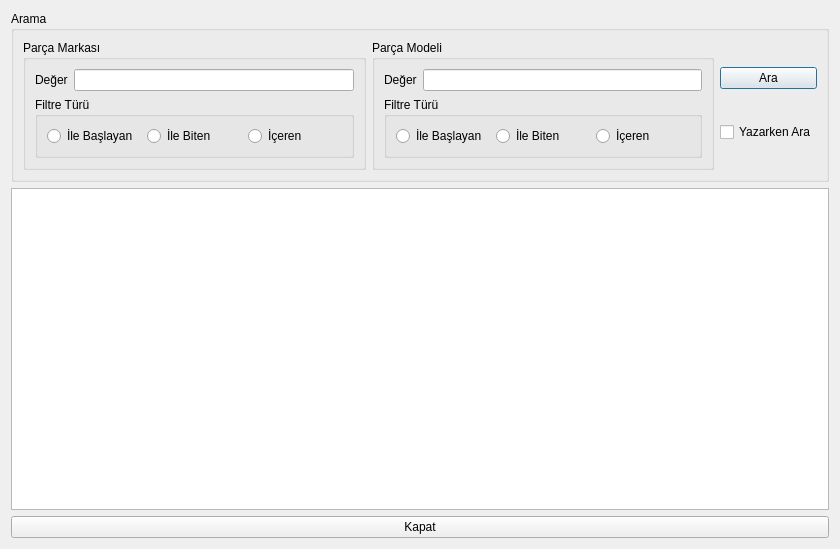
The window that Desktop/tekno_market2/TKN_Market/UI/ListeFormlari/tknekrankartliste.ui (asirkacar/okulprojesi) describes before a commit, drawn with Qt 5.
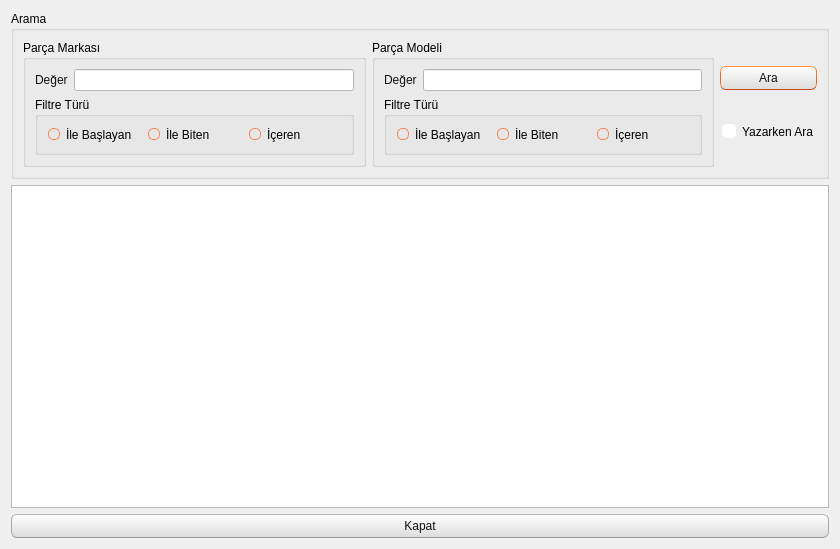
The same window after the commit. Icons and pictures are not drawn.

Patch:
```diff
--- a/Desktop/tekno_market2/TKN_Market/UI/ListeFormlari/tknekrankartliste.ui
+++ b/Desktop/tekno_market2/TKN_Market/UI/ListeFormlari/tknekrankartliste.ui
@@ -13,6 +13,503 @@
   <property name="windowTitle">
    <string>Dialog</string>
   </property>
+  <property name="styleSheet">
+   <string notr="true">/*
+Ubuntu Style Sheet for QT Applications
+Author: Jaime A. Quiroga P.
+Company: GTRONICK
+Last updated: 09/10/2019 (dd/mm/yyyy), 12:31.
+Available at: https://github.com/GTRONICK/QSS/blob/master/Ubuntu.qss
+*/
+QMainWindow {
+	background-color:#f0f0f0;
+}
+QCheckBox {
+	padding:2px;
+}
+QCheckBox:hover {
+	border:1px solid rgb(255,150,60);
+	border-radius:4px;
+	padding: 1px;
+	background-color:qlineargradient(spread:pad, x1:0.5, y1:1, x2:0.5, y2:0, stop:0 rgba(190, 90, 50, 50), stop:1 rgba(250, 130, 40, 50));
+}
+QCheckBox::indicator:checked {
+	border:1px solid rgb(246, 134, 86);
+	border-radius:4px;
+  	background-color:rgb(246, 134, 86)
+}
+QCheckBox::indicator:unchecked {
+	border-width:1px solid rgb(246, 134, 86);
+	border-radius:4px;
+  	background-color:rgb(255,255,255);
+}
+QColorDialog {
+	background-color:#f0f0f0;
+}
+QComboBox {
+	color:rgb(81,72,65);
+	background: #ffffff;
+}
+QComboBox:editable {
+	selection-color:rgb(81,72,65);
+	selection-background-color: #ffffff;
+}
+QComboBox QAbstractItemView {
+	selection-color: #ffffff;
+	selection-background-color: rgb(246, 134, 86);
+}
+QComboBox:!editable:on, QComboBox::drop-down:editable:on {
+	color:  #1e1d23;	
+}
+QDateTimeEdit, QDateEdit, QDoubleSpinBox, QFontComboBox {
+	color:rgb(81,72,65);
+	background-color: #ffffff;
+}
+
+QDialog {
+	background-color:#f0f0f0;
+}
+
+QLabel,QLineEdit {
+	color:rgb(17,17,17);
+}
+QLineEdit {
+	background-color:rgb(255,255,255);
+	selection-background-color:rgb(236,116,64);
+}
+QMenuBar {
+	color:rgb(223,219,210);
+	background-color:rgb(65,64,59);
+}
+QMenuBar::item {
+	padding-top:4px;
+	padding-left:4px;
+	padding-right:4px;
+	color:rgb(223,219,210);
+	background-color:rgb(65,64,59);
+}
+QMenuBar::item:selected {
+	color:rgb(255,255,255);
+	padding-top:2px;
+	padding-left:2px;
+	padding-right:2px;
+	border-top-width:2px;
+	border-left-width:2px;
+	border-right-width:2px;
+	border-top-right-radius:4px;
+	border-top-left-radius:4px;
+	border-style:solid;
+	background-color:rgb(65,64,59);
+	border-top-color: rgb(47,47,44);
+	border-right-color: qlineargradient(spread:pad, x1:0, y1:1, x2:1, y2:0, stop:0 rgba(90, 87, 78, 255), stop:1 rgba(47,47,44, 255));
+	border-left-color:  qlineargradient(spread:pad, x1:1, y1:0, x2:0, y2:0, stop:0 rgba(90, 87, 78, 255), stop:1 rgba(47,47,44, 255));
+}
+QMenu {
+	color:rgb(223,219,210);
+	background-color:rgb(65,64,59);
+}
+QMenu::item {
+	color:rgb(223,219,210);
+	padding:4px 10px 4px 20px;
+}
+QMenu::item:selected {
+	color:rgb(255,255,255);
+	background-color: qlineargradient(spread:pad, x1:0.5, y1:1, x2:0.5, y2:0, stop:0 rgba(225, 108, 54, 255), stop:1 rgba(246, 134, 86, 255));
+	border-style:solid;
+	border-width:3px;
+	padding:4px 7px 4px 17px;
+	border-bottom-color:qlineargradient(spread:pad, x1:0.5, y1:1, x2:0.5, y2:0, stop:0 rgba(175,85,48,255), stop:1 rgba(236,114,67, 255));
+	border-top-color:qlineargradient(spread:pad, x1:0.5, y1:1, x2:0.5, y2:0, stop:0 rgba(253,156,113,255), stop:1 rgba(205,90,46, 255));
+	border-right-color:qlineargradient(spread:pad, x1:0, y1:0.5, x2:1, y2:0.5, stop:0 rgba(253,156,113,255), stop:1 rgba(205,90,46, 255));
+	border-left-color:qlineargradient(spread:pad, x1:1, y1:0.5, x2:0, y2:0.5, stop:0 rgba(253,156,113,255), stop:1 rgba(205,90,46, 255));
+}
+QPlainTextEdit {
+	border-width: 1px solid transparent;
+	color:rgb(17,17,17);
+	selection-background-color:rgb(236,116,64);
+}
+QProgressBar {
+	text-align: center;
+	color: rgb(0, 0, 0);
+	border: 1px inset rgb(150,150,150); 
+	border-radius: 10px;
+	background-color:rgb(221,221,219);
+}
+QProgressBar::chunk:horizontal {
+	background-color: qlineargradient(spread:pad, x1:0.5, y1:1, x2:0.5, y2:0, stop:0 rgba(225, 108, 54, 255), stop:1 rgba(246, 134, 86, 255));
+	border:1px solid;
+	border-radius:8px;
+	border-bottom-color:qlineargradient(spread:pad, x1:0.5, y1:1, x2:0.5, y2:0, stop:0 rgba(175,85,48,255), stop:1 rgba(236,114,67, 255));
+	border-top-color:qlineargradient(spread:pad, x1:0.5, y1:1, x2:0.5, y2:0, stop:0 rgba(253,156,113,255), stop:1 rgba(205,90,46, 255));
+	border-right-color:qlineargradient(spread:pad, x1:0, y1:0.5, x2:1, y2:0.5, stop:0 rgba(253,156,113,255), stop:1 rgba(205,90,46, 255));
+	border-left-color:qlineargradient(spread:pad, x1:1, y1:0.5, x2:0, y2:0.5, stop:0 rgba(253,156,113,255), stop:1 rgba(205,90,46, 255));
+}
+QPushButton{
+	color:rgb(17,17,17);
+	border-width: 1px;
+	border-radius: 6px;
+	border-bottom-color: rgb(150,150,150);
+	border-right-color: rgb(165,165,165);
+	border-left-color: rgb(165,165,165);
+	border-top-color: rgb(180,180,180);
+	border-style: solid;
+	padding: 4px;
+	background-color: qlineargradient(spread:pad, x1:0.5, y1:1, x2:0.5, y2:0, stop:0 rgba(220, 220, 220, 255), stop:1 rgba(255, 255, 255, 255));
+}
+QPushButton:hover{
+	color:rgb(17,17,17);
+	border-width: 1px;
+	border-radius:6px;
+	border-top-color: rgb(255,150,60);
+	border-right-color: qlineargradient(spread:pad, x1:0, y1:1, x2:1, y2:0, stop:0 rgba(200, 70, 20, 255), stop:1 rgba(255,150,60, 255));
+	border-left-color:  qlineargradient(spread:pad, x1:1, y1:0, x2:0, y2:0, stop:0 rgba(200, 70, 20, 255), stop:1 rgba(255,150,60, 255));
+	border-bottom-color: rgb(200,70,20);
+	border-style: solid;
+	padding: 2px;
+	background-color: qlineargradient(spread:pad, x1:0.5, y1:1, x2:0.5, y2:0, stop:0 rgba(220, 220, 220, 255), stop:1 rgba(255, 255, 255, 255));
+}
+QPushButton:default{
+	color:rgb(17,17,17);
+	border-width: 1px;
+	border-radius:6px;
+	border-top-color: rgb(255,150,60);
+	border-right-color: qlineargradient(spread:pad, x1:0, y1:1, x2:1, y2:0, stop:0 rgba(200, 70, 20, 255), stop:1 rgba(255,150,60, 255));
+	border-left-color:  qlineargradient(spread:pad, x1:1, y1:0, x2:0, y2:0, stop:0 rgba(200, 70, 20, 255), stop:1 rgba(255,150,60, 255));
+	border-bottom-color: rgb(200,70,20);
+	border-style: solid;
+	padding: 2px;
+	background-color: qlineargradient(spread:pad, x1:0.5, y1:1, x2:0.5, y2:0, stop:0 rgba(220, 220, 220, 255), stop:1 rgba(255, 255, 255, 255));
+}
+QPushButton:pressed{
+	color:rgb(17,17,17);
+	border-width: 1px;
+	border-radius: 6px;
+	border-width: 1px;
+	border-top-color: rgba(255,150,60,200);
+	border-right-color: qlineargradient(spread:pad, x1:0, y1:1, x2:1, y2:0, stop:0 rgba(200, 70, 20, 255), stop:1 rgba(255,150,60, 200));
+	border-left-color:  qlineargradient(spread:pad, x1:1, y1:0, x2:0, y2:0, stop:0 rgba(200, 70, 20, 255), stop:1 rgba(255,150,60, 200));
+	border-bottom-color: rgba(200,70,20,200);
+	border-style: solid;
+	padding: 2px;
+	background-color: qlineargradient(spread:pad, x1:0.5, y1:0, x2:0.5, y2:1, stop:0 rgba(220, 220, 220, 255), stop:1 rgba(255, 255, 255, 255));
+}
+QPushButton:disabled{
+	color:rgb(174,167,159);
+	border-width: 1px;
+	border-radius: 6px;
+	background-color: qlineargradient(spread:pad, x1:0.5, y1:1, x2:0.5, y2:0, stop:0 rgba(200, 200, 200, 255), stop:1 rgba(230, 230, 230, 255));
+}
+QRadioButton {
+	padding: 1px;
+}
+QRadioButton::indicator:checked {
+	height: 10px;
+	width: 10px;
+	border-style:solid;
+	border-radius:5px;
+	border-width: 1px;
+	border-color: rgba(246, 134, 86, 255);
+	color: #a9b7c6;
+	background-color:rgba(246, 134, 86, 255);
+}
+QRadioButton::indicator:!checked {
+	height: 10px;
+	width: 10px;
+	border-style:solid;
+	border-radius:5px;
+	border-width: 1px;
+	border-color: rgb(246, 134, 86);
+	color: #a9b7c6;
+	background-color: transparent;
+}
+QScrollArea {
+	color: white;
+	background-color:#f0f0f0;
+}
+QSlider::groove {
+	border-style: solid;
+	border-width: 1px;
+	border-color: rgb(207,207,207);
+}
+QSlider::groove:horizontal {
+	height: 5px;
+	background: rgb(246, 134, 86);
+}
+QSlider::groove:vertical {
+	width: 5px;
+	background: rgb(246, 134, 86);
+}
+QSlider::handle:horizontal {
+	background: rgb(253,253,253);
+	border-style: solid;
+	border-width: 1px;
+	border-color: rgb(207,207,207);
+	width: 12px;
+	margin: -5px 0;
+	border-radius: 7px;
+}
+QSlider::handle:vertical {
+	background: rgb(253,253,253);
+	border-style: solid;
+	border-width: 1px;
+	border-color: rgb(207,207,207);
+	height: 12px;
+	margin: 0 -5px;
+	border-radius: 7px;
+}
+QSlider::add-page:horizontal, QSlider::add-page:vertical {
+ 	background: white;
+}
+QSlider::sub-page:horizontal, QSlider::sub-page:vertical {
+	background: rgb(246, 134, 86);
+}
+QStatusBar, QSpinBox {
+	color:rgb(81,72,65);
+}
+QSpinBox {
+	background-color: #ffffff;
+}
+QScrollBar:horizontal {
+	max-height: 20px;
+	border: 1px transparent;
+	margin: 0px 20px 0px 20px;
+}
+QScrollBar::handle:horizontal {
+	background: rgb(253,253,253);
+	border: 1px solid rgb(207,207,207);
+	border-radius: 7px;
+	min-width: 25px;
+}
+QScrollBar::handle:horizontal:hover {
+	background: rgb(253,253,253);
+	border: 1px solid rgb(255,150,60);
+	border-radius: 7px;
+	min-width: 25px;
+}
+QScrollBar::add-line:horizontal {
+  	border: 1px solid rgb(207,207,207);
+  	border-top-right-radius: 7px;
+  	border-top-left-radius: 7px;
+  	border-bottom-right-radius: 7px;
+  	background: rgb(255, 255, 255);
+  	width: 20px;
+  	subcontrol-position: right;
+  	subcontrol-origin: margin;
+}
+QScrollBar::add-line:horizontal:hover {
+  	border: 1px solid rgb(255,150,60);
+  	border-top-right-radius: 7px;
+  	border-top-left-radius: 7px;
+  	border-bottom-right-radius: 7px;
+  	background: rgb(255, 255, 255);
+  	width: 20px;
+  	subcontrol-position: right;
+  	subcontrol-origin: margin;
+}
+QScrollBar::add-line:horizontal:pressed {
+  	border: 1px solid grey;
+  	border-top-left-radius: 7px;
+  	border-top-right-radius: 7px;
+  	border-bottom-right-radius: 7px;
+  	background: rgb(231,231,231);
+  	width: 20px;
+  	subcontrol-position: right;
+  	subcontrol-origin: margin;
+}
+QScrollBar::sub-line:horizontal {
+  	border: 1px solid rgb(207,207,207);
+  	border-top-right-radius: 7px;
+  	border-top-left-radius: 7px;
+  	border-bottom-left-radius: 7px;
+  	background: rgb(255, 255, 255);
+  	width: 20px;
+  	subcontrol-position: left;
+  	subcontrol-origin: margin;
+}
+QScrollBar::sub-line:horizontal:hover {
+  	border: 1px solid rgb(255,150,60);
+  	border-top-right-radius: 7px;
+  	border-top-left-radius: 7px;
+  	border-bottom-left-radius: 7px;
+  	background: rgb(255, 255, 255);
+  	width: 20px;
+  	subcontrol-position: left;
+  	subcontrol-origin: margin;
+}
+QScrollBar::sub-line:horizontal:pressed {
+  	border: 1px solid grey;
+  	border-top-right-radius: 7px;
+  	border-top-left-radius: 7px;
+  	border-bottom-left-radius: 7px;
+  	background: rgb(231,231,231);
+  	width: 20px;
+  	subcontrol-position: left;
+  	subcontrol-origin: margin;
+}
+QScrollBar::left-arrow:horizontal {
+  	border: 1px transparent grey;
+  	border-top-left-radius: 3px;
+  	border-bottom-left-radius: 3px;
+  	width: 6px;
+  	height: 6px;
+  	background: rgb(230,230,230);
+}
+QScrollBar::right-arrow:horizontal {
+	border: 1px transparent grey;
+	border-top-right-radius: 3px;
+	border-bottom-right-radius: 3px;
+  	width: 6px;
+  	height: 6px;
+ 	background: rgb(230,230,230);
+}
+QScrollBar::add-page:horizontal, QScrollBar::sub-page:horizontal {
+ 	background: none;
+} 
+QScrollBar:vertical {
+	max-width: 20px;
+	border: 1px transparent grey;
+	margin: 20px 0px 20px 0px;
+}
+QScrollBar::add-line:vertical {
+	border: 1px solid;
+	border-color: rgb(207,207,207);
+	border-bottom-right-radius: 7px;
+	border-bottom-left-radius: 7px;
+	border-top-left-radius: 7px;
+	background: rgb(255, 255, 255);
+  	height: 20px;
+  	subcontrol-position: bottom;
+  	subcontrol-origin: margin;
+}
+QScrollBar::add-line:vertical:hover {
+  	border: 1px solid;
+  	border-color: rgb(255,150,60);
+  	border-bottom-right-radius: 7px;
+  	border-bottom-left-radius: 7px;
+  	border-top-left-radius: 7px;
+  	background: rgb(255, 255, 255);
+  	height: 20px;
+  	subcontrol-position: bottom;
+  	subcontrol-origin: margin;
+}
+QScrollBar::add-line:vertical:pressed {
+  	border: 1px solid grey;
+  	border-bottom-left-radius: 7px;
+  	border-bottom-right-radius: 7px;
+  	border-top-left-radius: 7px;
+  	background: rgb(231,231,231);
+  	height: 20px;
+  	subcontrol-position: bottom;
+  	subcontrol-origin: margin;
+}
+QScrollBar::sub-line:vertical {
+  	border: 1px solid rgb(207,207,207);
+  	border-top-right-radius: 7px;
+  	border-top-left-radius: 7px;
+  	border-bottom-left-radius: 7px;
+  	background: rgb(255, 255, 255);
+  	height: 20px;
+  	subcontrol-position: top;
+  	subcontrol-origin: margin;
+}
+QScrollBar::sub-line:vertical:hover {
+  	border: 1px solid rgb(255,150,60);
+  	border-top-right-radius: 7px;
+  	border-top-left-radius: 7px;
+  	border-bottom-left-radius: 7px;
+	background: rgb(255, 255, 255);
+  	height: 20px;
+  	subcontrol-position: top;
+  	subcontrol-origin: margin;
+}
+QScrollBar::sub-line:vertical:pressed {
+  	border: 1px solid grey;
+  	border-top-left-radius: 7px;
+  	border-top-right-radius: 7px;
+  	background: rgb(231,231,231);
+ 	height: 20px;
+  	subcontrol-position: top;
+  	subcontrol-origin: margin;
+}
+QScrollBar::handle:vertical {
+	background: rgb(253,253,253);
+	border: 1px solid rgb(207,207,207);
+	border-radius: 7px;
+	min-height: 25px;
+}
+QScrollBar::handle:vertical:hover {
+	background: rgb(253,253,253);
+	border: 1px solid rgb(255,150,60);
+	border-radius: 7px;
+	min-height: 25px;
+}
+QScrollBar::up-arrow:vertical {
+	border: 1px transparent grey;
+  	border-top-left-radius: 3px;
+	border-top-right-radius: 3px;
+  	width: 6px;
+  	height: 6px;
+  	background: rgb(230,230,230);
+}
+QScrollBar::down-arrow:vertical {
+  	border: 1px transparent grey;
+  	border-bottom-left-radius: 3px;
+  	border-bottom-right-radius: 3px;
+  	width: 6px;
+  	height: 6px;
+  	background: rgb(230,230,230);
+}
+QScrollBar::add-page:vertical, QScrollBar::sub-page:vertical {
+  	background: none;
+}
+QTabWidget {
+	color:rgb(0,0,0);
+	background-color:rgb(247,246,246);
+}
+QTabWidget::pane {
+	border-color: rgb(180,180,180);
+	background-color:rgb(247,246,246);
+	border-style: solid;
+	border-width: 1px;
+  	border-radius: 6px;
+}
+QTabBar::tab {
+	padding-left:4px;
+	padding-right:4px;
+	padding-bottom:2px;
+	padding-top:2px;
+	color:rgb(81,72,65);
+  	background-color: qlineargradient(spread:pad, x1:0.5, y1:1, x2:0.5, y2:0, stop:0 rgba(221,218,217,255), stop:1 rgba(240,239,238,255));
+	border-style: solid;
+	border-width: 1px;
+  	border-top-right-radius:4px;
+	border-top-left-radius:4px;
+	border-top-color: rgb(180,180,180);
+	border-left-color: rgb(180,180,180);
+	border-right-color: rgb(180,180,180);
+	border-bottom-color: transparent;
+}
+QTabBar::tab:selected, QTabBar::tab:last:selected, QTabBar::tab:hover {
+  	background-color:rgb(247,246,246);
+  	margin-left: 0px;
+  	margin-right: 1px;
+}
+QTabBar::tab:!selected {
+	margin-top: 1px;
+	margin-right: 1px;
+}
+QTextEdit {
+	border-width: 1px;
+	border-style: solid;
+	border-color:transparent;
+	color:rgb(17,17,17);
+	selection-background-color:rgb(236,116,64);
+}
+QTimeEdit, QToolBox, QToolBox::tab, QToolBox::tab:selected {
+	color:rgb(81,72,65);
+	background-color: #ffffff;
+}</string>
+  </property>
   <layout class="QVBoxLayout" name="verticalLayout_4">
    <item>
     <widget class="QGroupBox" name="groupBox">
```
Left out of the diff: 12 changed lines with no effect on the pictures.
